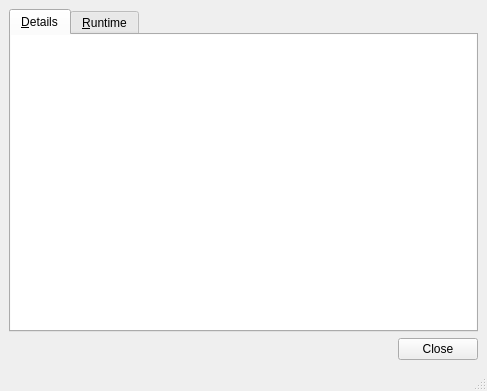
First picture: the form in vbox/src/VBox/Frontends/VirtualBox4/ui/VBoxVMInformationDlg.ui, repository jljuxgm/vboxgit, before the edit.
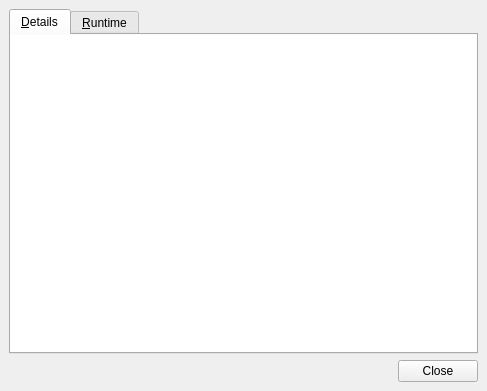
Second picture: the form after the edit. Icons and pictures are not drawn. Custom widgets are drawn as their Qt base class.

```diff
--- a/vbox/src/VBox/Frontends/VirtualBox4/ui/VBoxVMInformationDlg.ui
+++ b/vbox/src/VBox/Frontends/VirtualBox4/ui/VBoxVMInformationDlg.ui
@@ -120,7 +120,6 @@
     </item>
    </layout>
   </widget>
-  <widget class="QStatusBar" name="statusbar" />
  </widget>
  <customwidgets>
   <customwidget>
```
Left out of the diff: 2 changed lines with no effect on the pictures.
